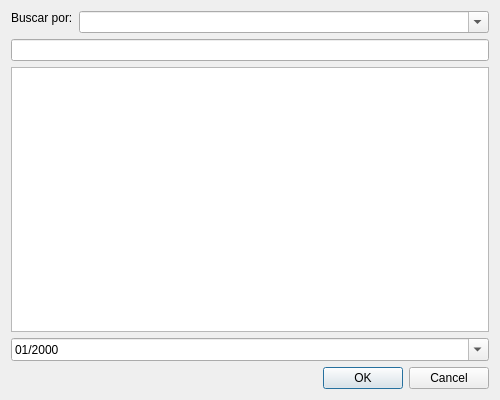
Old version of the form imprimir.ui in the repository ger-ator/turnos.
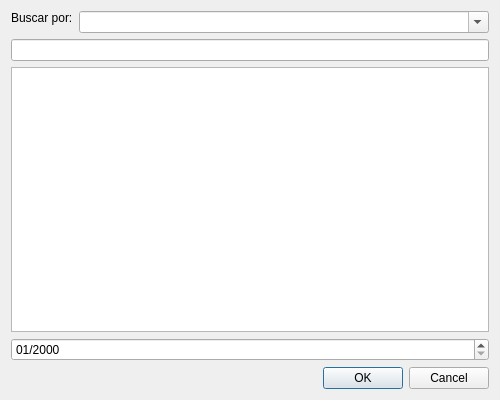
New version of the form.

Diff of the .ui file:
```diff
--- a/imprimir.ui
+++ b/imprimir.ui
@@ -79,7 +79,7 @@
       <string>MM/yyyy</string>
      </property>
      <property name="calendarPopup">
-      <bool>true</bool>
+      <bool>false</bool>
      </property>
     </widget>
    </item>
```
